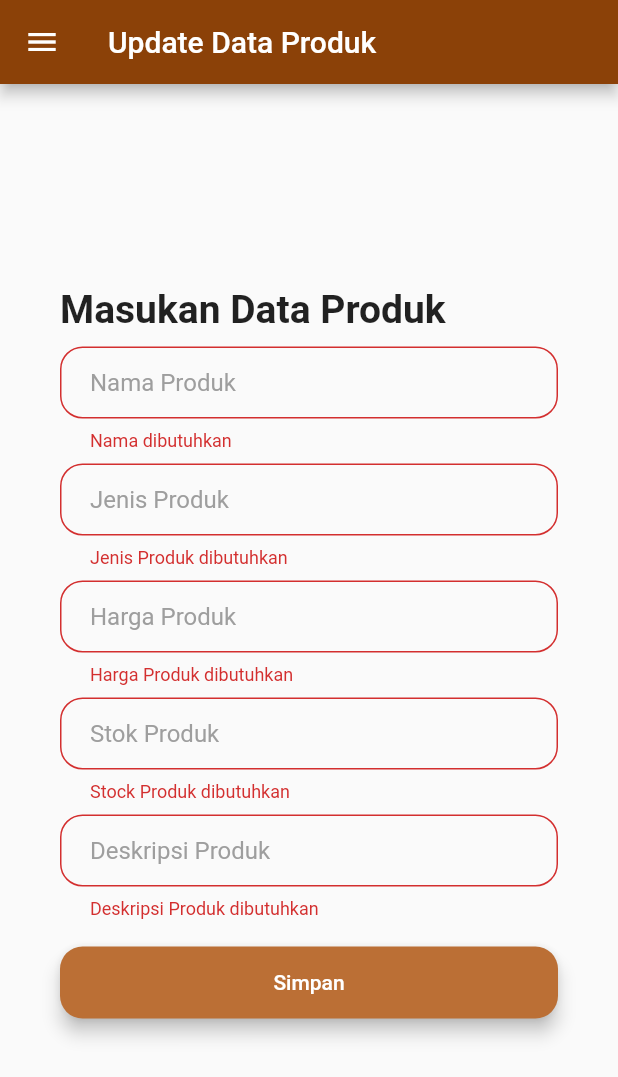
After one commit to aditamaputra3/izbakery, a Flutter app: the UpdateProduk screen opened by its route, after a tap on "Simpan", on a phone screen of 412 x 824 dp. The commit adds this screen. Shown: the top 1077 px of the screen. Run offline on Flutter 3.47's test engine with Material 2 defaults, Android fonts, the light colour scheme and no system bars; our stand-ins replace carousel_slider, cloud_firestore, firebase_auth, firebase_core, flutter_svg; missing offline and left inert: dart:html; accounts and stored records are empty; network calls fail.

```diff
--- a/lib/page/register_page.dart
+++ b/lib/page/register_page.dart
@@ -58,7 +58,7 @@ class _RegistrationScreenState extends State<RegistrationScreen> {
               ),
               TextField(
                   keyboardType: TextInputType.emailAddress,
-                  textAlign: TextAlign.center,
+                  textAlign: TextAlign.left,
                   onChanged: (value) {
                     email = value;
                     //Do something with the user input.
@@ -70,7 +70,7 @@ class _RegistrationScreenState extends State<RegistrationScreen> {
               ),
               TextField(
                   obscureText: true,
-                  textAlign: TextAlign.center,
+                  textAlign: TextAlign.left,
                   onChanged: (value) {
                     password = value;
                     //Do something with the user input.
--- /dev/null
+++ b/lib/page/update_product..dart
@@ -0,0 +1,282 @@
+import 'dart:html';
+import 'package:cloud_firestore/cloud_firestore.dart';
+import 'package:flutter/material.dart';
+import 'package:firebase_auth/firebase_auth.dart';
+import 'package:izbakery/page/data_produk_page.dart';
+import 'package:izbakery/page/home_page.dart';
+import 'package:izbakery/util/rounded_button.dart';
+
+const kTextFieldDecoration = InputDecoration(
+    hintText: 'Enter a value',
+    hintStyle: TextStyle(color: Colors.grey),
+    contentPadding: EdgeInsets.symmetric(vertical: 10.0, horizontal: 20.0),
+    border: OutlineInputBorder(
+      borderRadius: BorderRadius.all(Radius.circular(15.0)),
+    ),
+    enabledBorder: OutlineInputBorder(
+      borderSide:
+          BorderSide(color: Color.fromARGB(255, 187, 111, 53), width: 1.0),
+      borderRadius: BorderRadius.all(Radius.circular(15.0)),
+    ),
+    focusedBorder: OutlineInputBorder(
+      borderSide:
+          BorderSide(color: Color.fromARGB(255, 187, 111, 53), width: 2.0),
+      borderRadius: BorderRadius.all(Radius.circular(15.0)),
+    ));
+
+late User loggedinUser;
+
+class UpdateProduk extends StatefulWidget {
+  const UpdateProduk({super.key});
+  @override
+  State<UpdateProduk> createState() => _UpdateProdukState();
+}
+
+class _UpdateProdukState extends State<UpdateProduk> {
+  String? _nama;
+  String? _jenis;
+  String? _harga;
+  String? _stock;
+  String? _deskripsi;
+
+  final _auth = FirebaseAuth.instance;
+  var _textNamaController = new TextEditingController();
+  var _textJenisController = new TextEditingController();
+  var _textHargaController = new TextEditingController();
+  var _textStockController = new TextEditingController();
+  var _textDeskripsiController = new TextEditingController();
+
+  final GlobalKey<FormState> _formKey = GlobalKey<FormState>();
+
+  @override
+  Widget build(BuildContext context) {
+    FirebaseFirestore firestore = FirebaseFirestore.instance;
+    CollectionReference produk = firestore.collection('produk');
+
+    return Scaffold(
+      appBar: AppBar(
+        title: Text('Update Data Produk'),
+        backgroundColor: Color.fromARGB(255, 139, 65, 8),
+      ),
+      body: Center(
+        child: Form(
+            key: _formKey,
+            child: Padding(
+              padding: EdgeInsets.symmetric(horizontal: 40.0),
+              child: Column(
+                mainAxisAlignment: MainAxisAlignment.center,
+                crossAxisAlignment: CrossAxisAlignment.stretch,
+                children: <Widget>[
+                  Text(
+                    'Masukan Data Produk',
+                    textAlign: TextAlign.left,
+                    style: const TextStyle(
+                      fontWeight: FontWeight.bold,
+                      fontSize: 26,
+                    ),
+                  ),
+                  SizedBox(
+                    height: 10,
+                  ),
+                  TextFormField(
+                    controller: _textNamaController,
+                    decoration:
+                        kTextFieldDecoration.copyWith(hintText: "Nama Produk"),
+                    validator: (String? value) {
+                      if (value!.isEmpty) {
+                        return 'Nama dibutuhkan';
+                      }
+                      return null;
+                    },
+                  ),
+                  SizedBox(
+                    height: 8.0,
+                  ),
+                  TextFormField(
+                    controller: _textJenisController,
+                    decoration:
+                        kTextFieldDecoration.copyWith(hintText: "Jenis Produk"),
+                    validator: (String? value) {
+                      if (value!.isEmpty) {
+                        return 'Jenis Produk dibutuhkan';
+                      }
+                      return null;
+                    },
+                  ),
+                  SizedBox(
+                    height: 8.0,
+                  ),
+                  TextFormField(
+                    controller: _textHargaController,
+                    decoration:
+                        kTextFieldDecoration.copyWith(hintText: "Harga Produk"),
+                    keyboardType: TextInputType.number,
+                    validator: (String? value) {
+                      if (value!.isEmpty) {
+                        return 'Harga Produk dibutuhkan';
+                      }
+                      return null;
+                    },
+                  ),
+                  SizedBox(
+                    height: 8.0,
+                  ),
+                  TextFormField(
+                    controller: _textStockController,
+                    decoration:
+                        kTextFieldDecoration.copyWith(hintText: "Stok Produk"),
+                    keyboardType: TextInputType.number,
+                    validator: (String? value) {
+                      if (value!.isEmpty) {
+                        return 'Stock Produk dibutuhkan';
+                      }
+                      return null;
+                    },
+                  ),
+                  SizedBox(
+                    height: 8.0,
+                  ),
+                  TextFormField(
+                    controller: _textDeskripsiController,
+                    decoration: kTextFieldDecoration.copyWith(
+                        hintText: "Deskripsi Produk"),
+                    validator: (String? value) {
+                      if (value!.isEmpty) {
+                        return 'Deskripsi Produk dibutuhkan';
+                      }
+                      return null;
+                    },
+                  ),
+                  SizedBox(
+                    height: 8.0,
+                  ),
+                  RoundedButton(
+                      colour: Color.fromARGB(255, 187, 111, 53),
+                      title: 'Simpan',
+                      onPressed: () async {
+                        final field = _formKey.currentState;
+
+                        if (field != null && !field.validate()) {
+                          return;
+                        } else {
+                          produk.add({
+                            'nama': _textNamaController.text,
+                            'jenis': _textJenisController.text,
+                            'harga': int.tryParse(_textHargaController.text),
+                            'stock': int.tryParse(_textStockController.text),
+                            'deskripsi': _textDeskripsiController.text,
+                          });
+                          _textNamaController.text = '';
+                          _textJenisController.text = '';
+                          _textHargaController.text = '';
+                          _textStockController.text = '';
+                          _textDeskripsiController.text = '';
+                        }
+                        AlertDialog alert = AlertDialog(
+                          title: Text("Alert"),
+                          content: Container(
+                            child: Text("Selamat Data Berhasil Dimasukan"),
+                          ),
+                          actions: [
+                            TextButton(
+                              child: Text('Ok'),
+                              onPressed: () => Navigator.of(context).pop(),
+                            ),
+                          ],
+                        );
+                        showDialog(
+                            context: context, builder: (context) => alert);
+                        return;
+                      }),
+                ],
+              ),
+            )),
+      ),
+      drawer: Drawer(
+// Add a ListView to the drawer. This ensures the user can scroll
+// through the options in the drawer if there isn't enough vertical
+// space to fit everything.
+        child: ListView(
+          // Important: Remove any padding from the ListView.
+          padding: EdgeInsets.zero,
+          children: [
+            UserAccountsDrawerHeader(
+              //membuat gambar profil
+              currentAccountPicture: Image(
+                  image: NetworkImage(
+                      "https://cdn.pixabay.com/photo/2015/10/05/22/37/blank-profile-picture-973460_960_720.png")),
+              //membuat nama akun
+              accountName: Text("admin"),
+              //membuat nama email
+              accountEmail: Text("admin@gmail.com"),
+              //memberikan background
+              decoration: BoxDecoration(color: Color.fromARGB(255, 139, 65, 8)),
+            ),
+            //membuat list menu
+            ListTile(
+              leading: Icon(Icons.home),
+              title: Text("Beranda"),
+              onTap: () {
+                Navigator.pop(context);
+                Navigator.push(
+                  context,
+                  MaterialPageRoute(
+                    builder: (context) => HomeScreen(),
+                  ),
+                );
+              },
+            ),
+            ListTile(
+              leading: Icon(Icons.add),
+              title: Text("Tambah Produk"),
+              onTap: () {
+                Navigator.pop(context);
+                Navigator.push(
+                  context,
+                  MaterialPageRoute(
+                    builder: (context) => UpdateProduk(),
+                  ),
+                );
+              },
+            ),
+            ListTile(
+              leading: Icon(Icons.list_alt),
+              title: Text("List Produk"),
+              onTap: () {
+                Navigator.pop(context);
+                Navigator.push(
+                  context,
+                  MaterialPageRoute(
+                    builder: (context) => DataProduk(),
+                  ),
+                );
+              },
+            ),
+            Divider(),
+            ListTile(
+              leading: Icon(Icons.info),
+              title: Text("Tentang"),
+              onTap: () {
+                AlertDialog alert = AlertDialog(
+                  title: Text("Kelompok 1 - IZBAKERY"),
+                  content: Container(
+                    child: Text(
+                        "162020019 Aditama Putra, 162020004 Meissy Arrahma, 162020009 Agil Rasyid, 162020021 Rafi Ramdhan"),
+                  ),
+                  actions: [
+                    TextButton(
+                      child: Text('Close'),
+                      onPressed: () => Navigator.pop(context),
+                    ),
+                  ],
+                );
+                showDialog(context: context, builder: (context) => alert);
+                return;
+              },
+            ),
+          ],
+        ),
+      ),
+    );
+  }
+}
```
Also changed, not shown: lib/main.dart (+20 -7 lines), lib/page/home_page.dart (+8 -1 lines), lib/page/item_card.dart (+4 -6 lines), lib/page/update_mhs.dart (deleted, +0 -103 lines).
